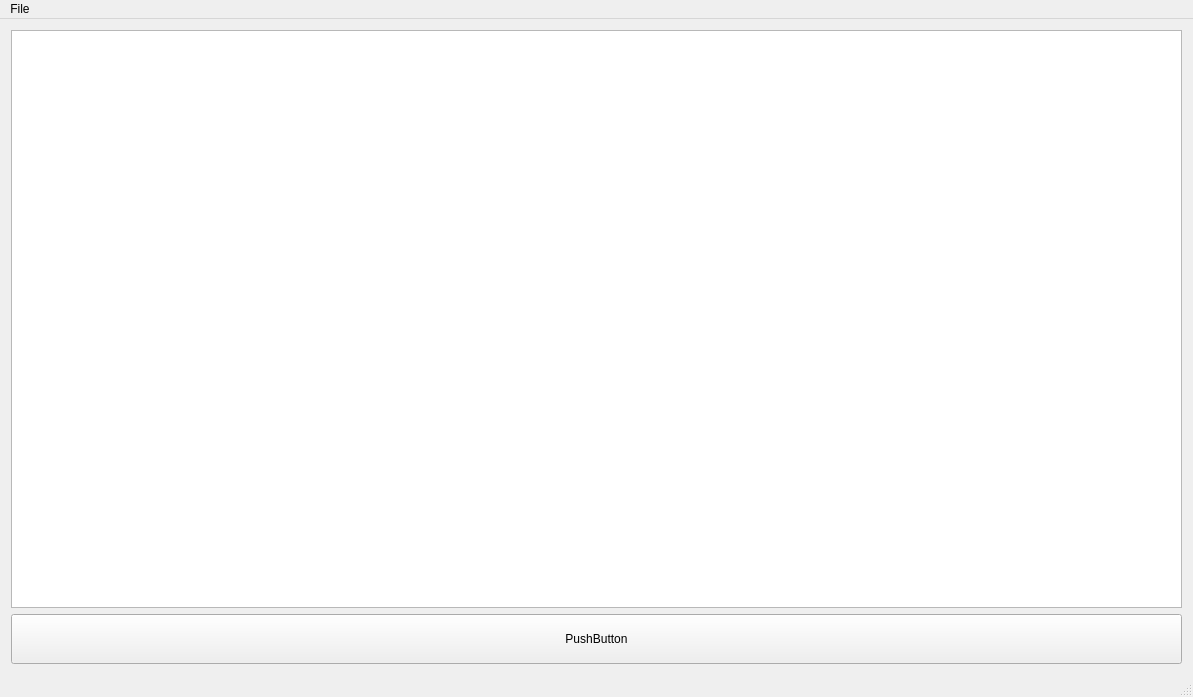
Qt form mainwindow.ui (pgulyaev88/elpos.rise) before a commit.
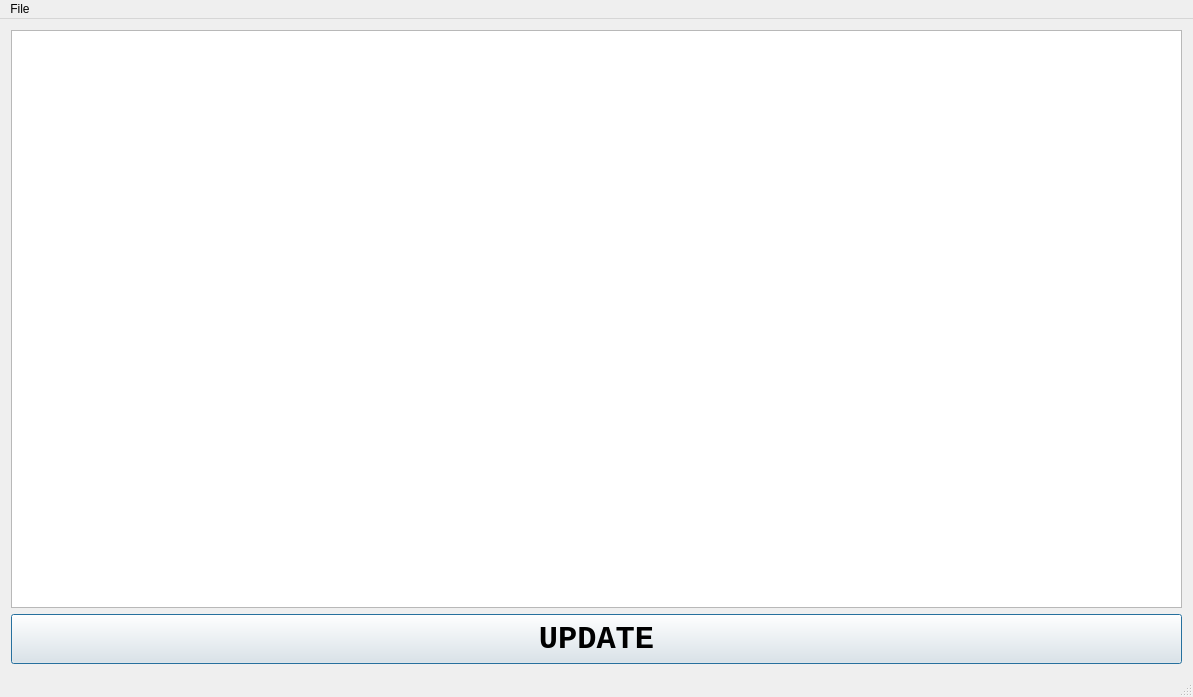
The same form after that commit.

The edit to the form file:
```diff
--- a/mainwindow.ui
+++ b/mainwindow.ui
@@ -41,8 +41,25 @@
         <height>50</height>
        </size>
       </property>
+      <property name="font">
+       <font>
+        <family>Courier New</family>
+        <pointsize>24</pointsize>
+        <weight>75</weight>
+        <bold>true</bold>
+       </font>
+      </property>
       <property name="text">
-       <string>PushButton</string>
+       <string>UPDATE</string>
+      </property>
+      <property name="autoDefault">
+       <bool>true</bool>
+      </property>
+      <property name="default">
+       <bool>true</bool>
+      </property>
+      <property name="flat">
+       <bool>false</bool>
       </property>
      </widget>
     </item>
```
Left out of the diff: 17 changed lines with no effect on the pictures.
